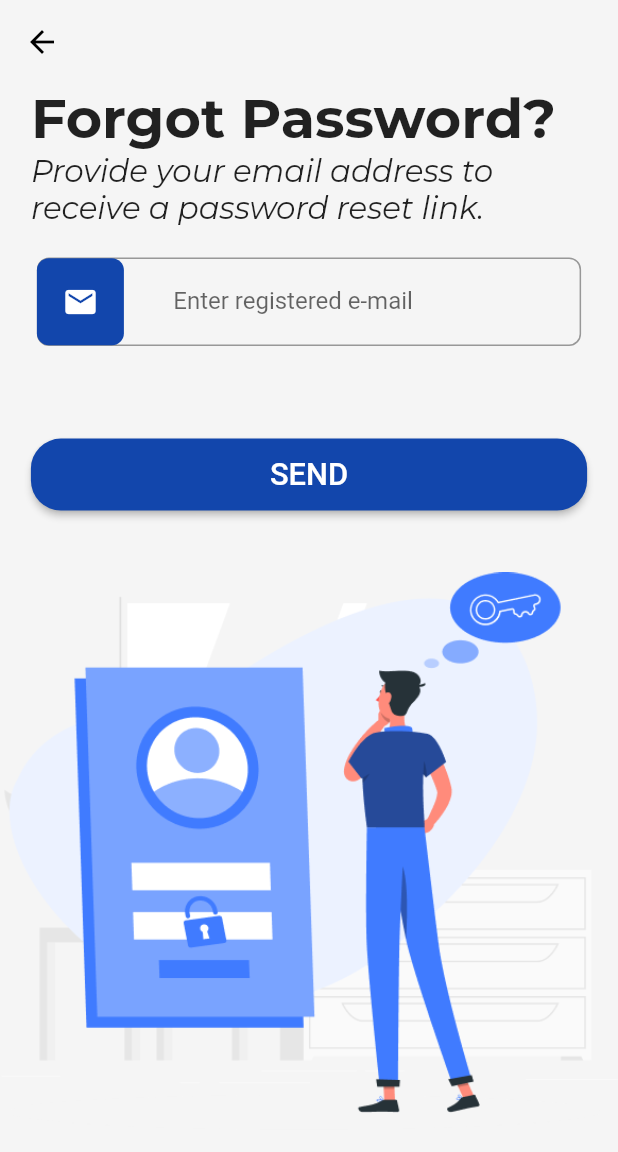
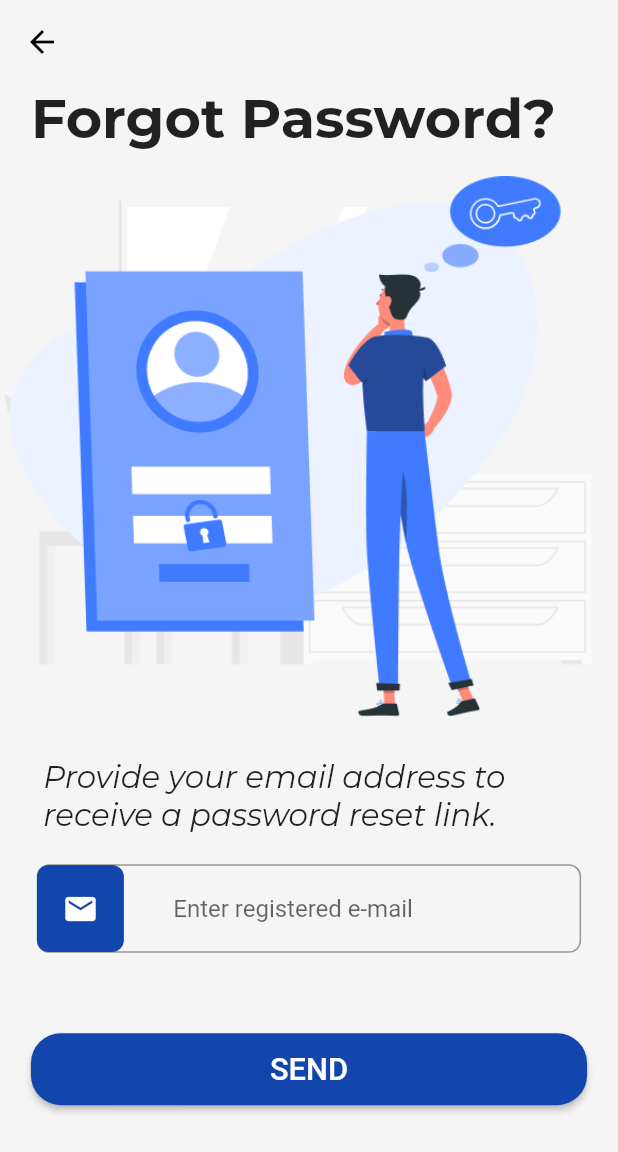
Before and after one commit to lakshya1goel/BytePad, a Flutter app: the LoginPage screen opened directly, after a tap on "Forgot Password?", on a phone screen of 412 x 824 dp. Shown: the top 1152 px of the screen. Run offline on Flutter 3.47's test engine with Material 2 defaults, Android fonts, the phone set to English and light mode, and no system bars; our stand-ins replace carousel_slider; project files that could hold a hidden picture were left out.

Commit message:
change order of content on forget password page

```diff
--- a/lib/Views/Pages/authentication/forgot_password_page.dart
+++ b/lib/Views/Pages/authentication/forgot_password_page.dart
@@ -50,8 +50,11 @@ class _ForgotPasswordScreenState extends State<ForgotPasswordScreen> {
                   ),
                 ),
               ),
+              SizedBox(height: size.height*0.02,),
+              Image.asset("assets/images/ForgotPasswordImg.png"),
+              SizedBox(height: size.height*0.02,),
               Padding(
-                padding: EdgeInsets.symmetric(horizontal: size.width*0.05),
+                padding: EdgeInsets.symmetric(horizontal: size.width*0.07),
                 child: Text("Provide your email address to receive a password reset link.",
                   style: TextStyle(
                     fontSize: size.width*0.05,
@@ -62,7 +65,7 @@ class _ForgotPasswordScreenState extends State<ForgotPasswordScreen> {
                 padding: EdgeInsets.all(size.width*0.05),
                 child: CustomInputField(labelText: "Enter registered e-mail", icon: Icons.email, controller: emailController,),
               ),
-              SizedBox(height: size.height*0.05,),
+              SizedBox(height: size.height*0.04,),
               Center(
                 child: Stack(
                   alignment: Alignment.center,
@@ -137,8 +140,6 @@ class _ForgotPasswordScreenState extends State<ForgotPasswordScreen> {
                   ],
                 ),
               ),
-              SizedBox(height: size.height*0.05,),
-              Image.asset("assets/images/ForgotPasswordImg.png"),
             ],
           ),
         ),
--- a/lib/Views/Pages/authentication/login_page.dart
+++ b/lib/Views/Pages/authentication/login_page.dart
@@ -71,11 +71,8 @@ class _LoginPageState extends State<LoginPage> {
                   child: CustomInputField(labelText: "Password", icon: Icons.key, controller: passwordController,),
                 ),
                 Padding(
-                  padding: EdgeInsets.all(size.width*0.05),
-                  child: Row(
-                    children: [
-                      SizedBox( width: size.width*0.5,),
-                      TextButton(
+                  padding: EdgeInsets.only(bottom: size.width*0.05, right: size.width*0.05 ),
+                  child: TextButton(
                       onPressed: (){
                         Navigator.push(
                           context,
@@ -84,6 +81,8 @@ class _LoginPageState extends State<LoginPage> {
                           ),
                         );
                       },
+                      child: Align(
+                        alignment: Alignment.topRight,
                         child: const Text("Forgot Password?",
                           style: TextStyle(
                             decoration: TextDecoration.underline,
@@ -91,7 +90,6 @@ class _LoginPageState extends State<LoginPage> {
                           ),
                         ),
                       ),
-                    ],
                   ),
                 ),
                 Center(
--- a/lib/Views/Widgets/custom_input_field.dart
+++ b/lib/Views/Widgets/custom_input_field.dart
@@ -18,10 +18,7 @@ class CustomInputField extends StatelessWidget {
         controller: controller,
         cursorColor: blueColor,
         decoration: InputDecoration(
-          labelText: labelText,
-          floatingLabelStyle: TextStyle(
-            color: blueColor,
-          ),
+          hintText: labelText,
           border: OutlineInputBorder(
             borderSide: BorderSide(color: Colors.grey),
             borderRadius: BorderRadius.circular(8.0),
```
Lines whose indentation alone changed are shown as unchanged.
